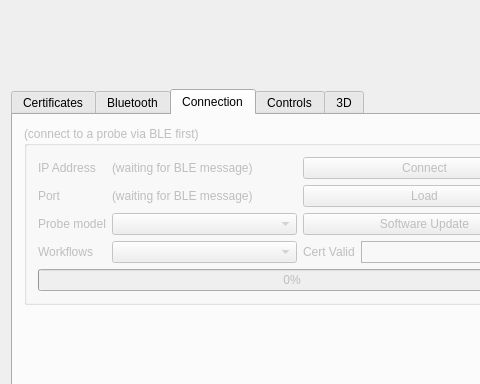
Above: examples/solum_qt/solumqt.ui from clariusdev/solum before the change; both pictures show x 0 to 480 and y 0 to 384 of the 584 by 705 pixel window. Below: the same form after it.
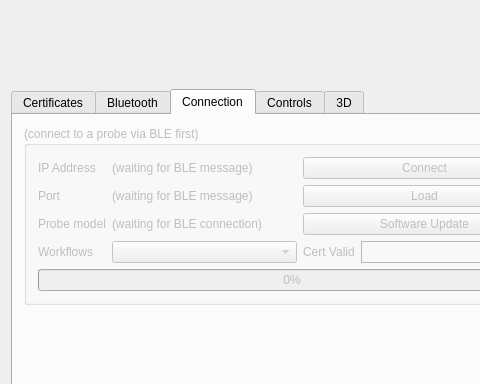
That is the form after the change. The open tabs and pages were chosen to show the change. Custom widgets are drawn as their Qt base class.

Commit message: Qt: TCP: remove editability of the probe model field

Patch:
```diff
--- a/examples/solum_qt/solumqt.ui
+++ b/examples/solum_qt/solumqt.ui
@@ -434,7 +434,14 @@
             </widget>
            </item>
            <item row="4" column="1">
-            <widget class="QComboBox" name="probes"/>
+            <widget class="QLabel" name="tcpprobe">
+             <property name="enabled">
+              <bool>false</bool>
+             </property>
+             <property name="text">
+              <string>(waiting for BLE connection)</string>
+             </property>
+            </widget>
            </item>
            <item row="3" column="2" colspan="2">
             <widget class="QPushButton" name="load">
```
Left out of the diff: 18 changed lines with no effect on the pictures. The commit also changes 2 other files.
